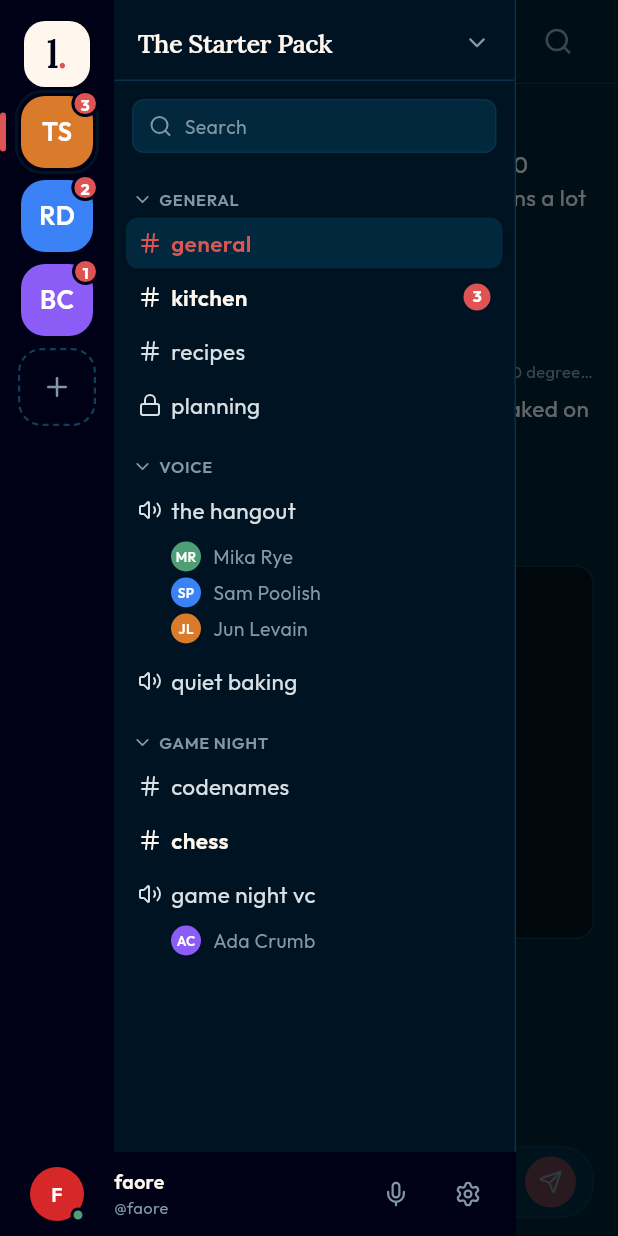
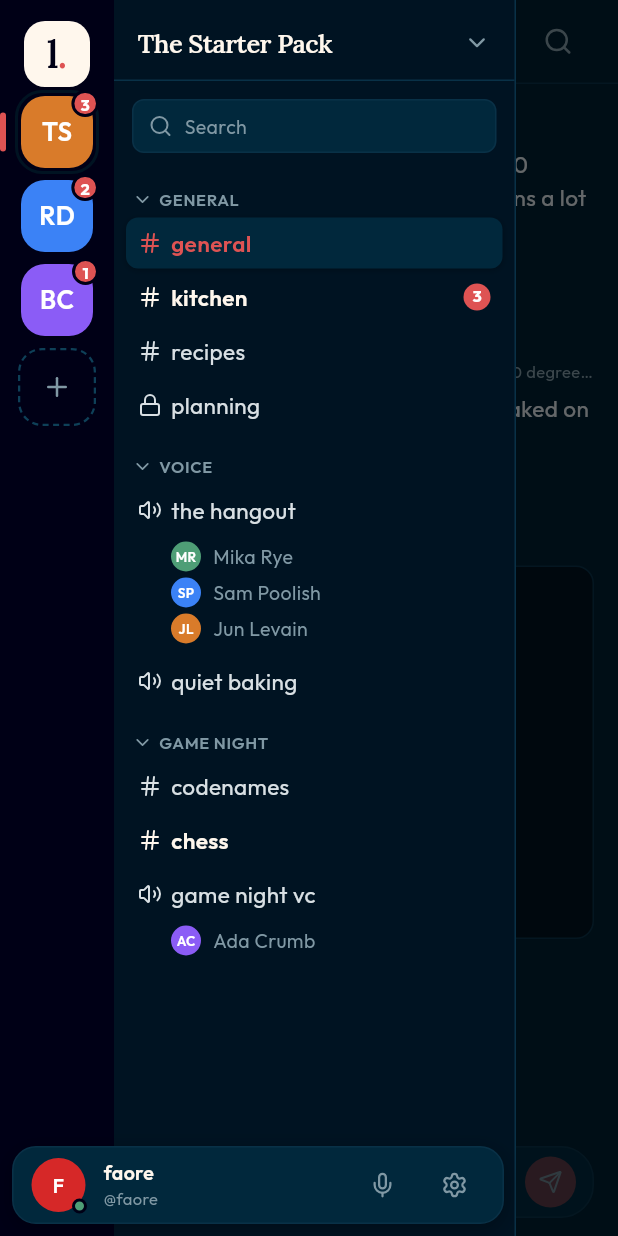
Before and after one commit to Loaf-moe/loaf-chat, a Flutter app: the screen it shows after launch, with the side drawer open, on a phone screen of 412 x 824 dp. Run offline on Flutter 3.47's test engine with Material 3 defaults, Android fonts, the phone set to English and light mode, and no system bars; our stand-ins replace lucide_icons_flutter.

Commit message:
fix(ui): float the account panel as an inset card
Edge-to-edge navy read as a third column rather than a panel. It is now
inset 8px on every side, rounded, on the brand's raised surface with a
soft navy shadow — the same language as the composer pill.

Overlaid in a Stack rather than stacked in a Column, so the rail and
channel list still run their full height behind it; their scrollables
reserve UserBar.clearance so nothing hides underneath. The avatar's
centre still lands on the rail's centreline.

Co-Authored-By: Claude Opus 5 <noreply@anthropic.com>

```diff
--- a/lib/ui/shell/app_shell.dart
+++ b/lib/ui/shell/app_shell.dart
@@ -149,12 +149,14 @@ class _AppShellState extends State<AppShell> {
   /// Rail and channel list side by side, over one account bar that spans
   /// both. The bar is shared so your avatar appears once, not once per
   /// column.
+  /// Rail and channel list side by side, with the account panel floating
+  /// over the bottom of both. Overlaid rather than stacked, so the columns
+  /// still run the full height behind it and your avatar appears once.
   Widget get _navigation => SafeArea(
     right: false,
-    child: Column(
+    child: Stack(
       children: [
-        Expanded(
-          child: Row(
+        Row(
           children: [
             SpacesRail(
               spaces: mockSpaces,
@@ -170,11 +172,15 @@ class _AppShellState extends State<AppShell> {
             ),
           ],
         ),
-        ),
-        UserBar(
+        Positioned(
+          left: UserBar.inset,
+          right: UserBar.inset,
+          bottom: UserBar.inset,
+          child: UserBar(
             muted: _muted,
             onToggleMute: () => setState(() => _muted = !_muted),
             onSettings: () {},
+          ),
         ),
       ],
     ),
--- a/lib/ui/shell/channel_list.dart
+++ b/lib/ui/shell/channel_list.dart
@@ -6,6 +6,7 @@ import 'package:lucide_icons_flutter/lucide_icons.dart';
 
 import '../mock/fixtures.dart';
 import '../theme/loaf_theme.dart';
+import 'user_bar.dart';
 
 class ChannelList extends StatefulWidget {
   const ChannelList({
@@ -47,7 +48,8 @@ class _ChannelListState extends State<ChannelList> {
           _SearchField(tokens: tokens),
           Expanded(
             child: ListView(
-              padding: const EdgeInsets.only(bottom: 8),
+              // Clears the account panel floating over the bottom.
+              padding: const EdgeInsets.only(bottom: UserBar.clearance),
               children: [
                 for (final category in widget.space.categories)
                   _CategorySection(
--- a/lib/ui/shell/spaces_rail.dart
+++ b/lib/ui/shell/spaces_rail.dart
@@ -7,6 +7,7 @@ import 'package:lucide_icons_flutter/lucide_icons.dart';
 
 import '../mock/fixtures.dart';
 import '../theme/loaf_theme.dart';
+import 'user_bar.dart';
 
 class SpacesRail extends StatelessWidget {
   const SpacesRail({
@@ -44,6 +45,8 @@ class SpacesRail extends StatelessWidget {
                     const SizedBox(height: 8),
                   ],
                   _CreateSpaceButton(tokens: tokens),
+                  // Clears the account panel floating over the bottom.
+                  const SizedBox(height: UserBar.clearance),
                 ],
               ),
             ),
--- a/lib/ui/shell/user_bar.dart
+++ b/lib/ui/shell/user_bar.dart
@@ -25,7 +25,13 @@ class UserBar extends StatelessWidget {
   final VoidCallback? onToggleMute;
   final VoidCallback? onSettings;
 
-  static const height = 56.0;
+  static const height = 52.0;
+
+  /// Gap between the panel and the edges it floats over.
+  static const inset = 8.0;
+
+  /// What the columns behind it must keep clear so nothing hides underneath.
+  static const clearance = height + inset * 2;
 
   @override
   Widget build(BuildContext context) {
@@ -33,17 +39,21 @@ class UserBar extends StatelessWidget {
 
     return Container(
       height: height,
-      // Navy in both themes, like the rail above it: the mark at the top and
-      // you at the bottom bookend the navigation.
-      color: tokens.rail,
+      // The raised surface, so the panel reads as floating over the rail and
+      // the channel list rather than as a third column of its own.
+      decoration: BoxDecoration(
+        color: tokens.card,
+        borderRadius: BorderRadius.circular(LoafRadius.xl),
+        border: Border.all(color: tokens.border),
+        boxShadow: tokens.shadowMd,
+      ),
       child: Row(
         children: [
-          // Sized to the rail so the avatar lands on the same centreline as
-          // the space avatars stacked above it.
-          SizedBox(
-            width: LoafShell.railWidth,
-            child: Center(child: _Avatar(tokens: tokens)),
-          ),
+          // Inset by [inset], so this padding puts the avatar's centre back
+          // on the rail's centreline.
+          const SizedBox(width: LoafShell.railWidth / 2 - inset - 18),
+          _Avatar(tokens: tokens),
+          const SizedBox(width: LoafSpace.x3),
           Expanded(
             child: Column(
               mainAxisAlignment: MainAxisAlignment.center,
@@ -53,7 +63,7 @@ class UserBar extends StatelessWidget {
                   currentUser.name,
                   maxLines: 1,
                   overflow: TextOverflow.ellipsis,
-                  style: loafBody(13, 600).copyWith(color: tokens.onRail),
+                  style: loafBody(13, 600).copyWith(color: tokens.textStrong),
                 ),
                 Text(
                   currentUser.id,
```
Also changed, not shown: 1 other file. Lines whose indentation alone changed are shown as unchanged.
